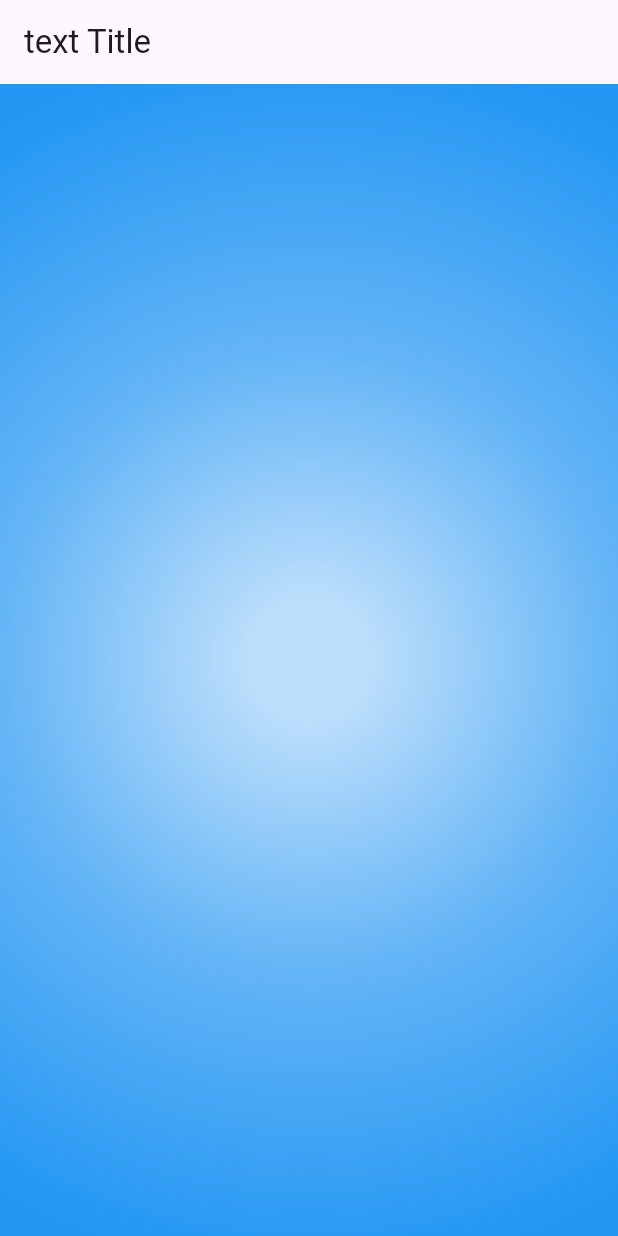
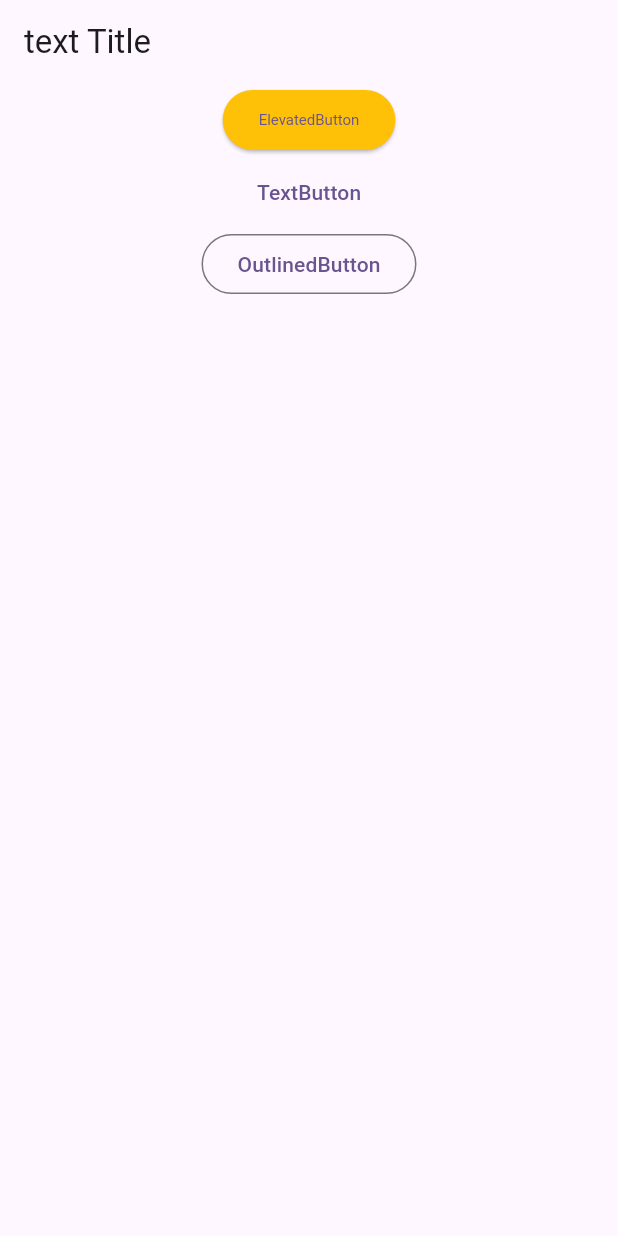
Before and after one commit to kimsungsik03D/flutter_learn, a Flutter app: the screen it shows after launch, on a phone screen of 412 x 824 dp. Run offline on Flutter 3.47's test engine with Material 3 defaults, Android fonts, the phone set to English and light mode, and no system bars.

Commit message:
ch15 Butto(보편적인 버튼)

```diff
--- a/learnyoutube/lib/main.dart
+++ b/learnyoutube/lib/main.dart
@@ -61,18 +61,31 @@ class _MyHomePageState extends State<MyHomePage> {
     return Scaffold(
         appBar: AppBar(title: const Text("text Title")),
         body: Container(
-          width: MediaQuery.of(context).size.width,
-          height: MediaQuery.of(context).size.height,
-          decoration: BoxDecoration(
-              gradient: RadialGradient(
-                  colors: [
-                    Colors.blue[100] as Color,
-                    Colors.blue[300] as Color,
-                    Colors.blue[500] as Color,
-                  ],
-                  radius: 1.0,
-                  stops: const [0.1, 0.5, 1.0])),
-        ));
+            child: Column(
+          children: [
+            Center(
+              child: ElevatedButton(
+                onPressed: () => print("ElevatedButton"),
+                style: ElevatedButton.styleFrom(
+                    backgroundColor: Colors.amber,
+                    textStyle: const TextStyle(fontSize: 10)),
+                child: const Text("ElevatedButton"),
+              ),
+            ),
+            Center(
+              child: TextButton(
+                onPressed: () => print("TextButton"),
+                child: const Text("TextButton"),
+              ),
+            ),
+            Center(
+              child: OutlinedButton(
+                onPressed: () => print("OutlinedButton"),
+                child: const Text("OutlinedButton"),
+              ),
+            )
+          ],
+        )));
   }
 
   Widget postContainer({String number = "0", Color colorData = Colors.amber}) {
```
